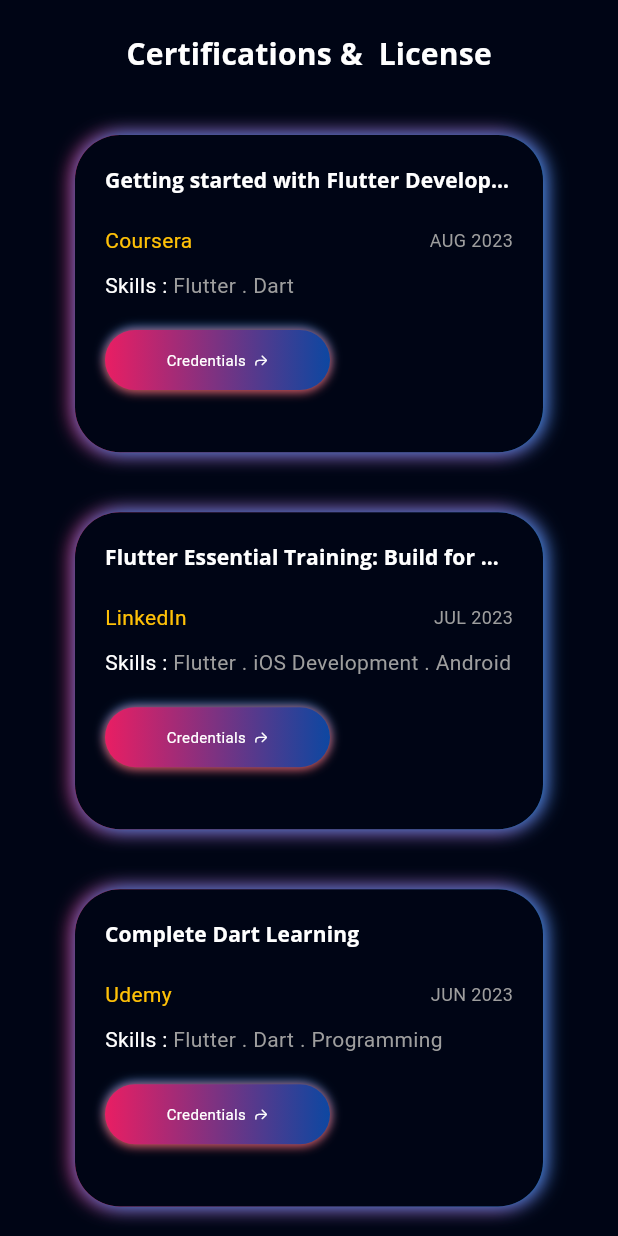
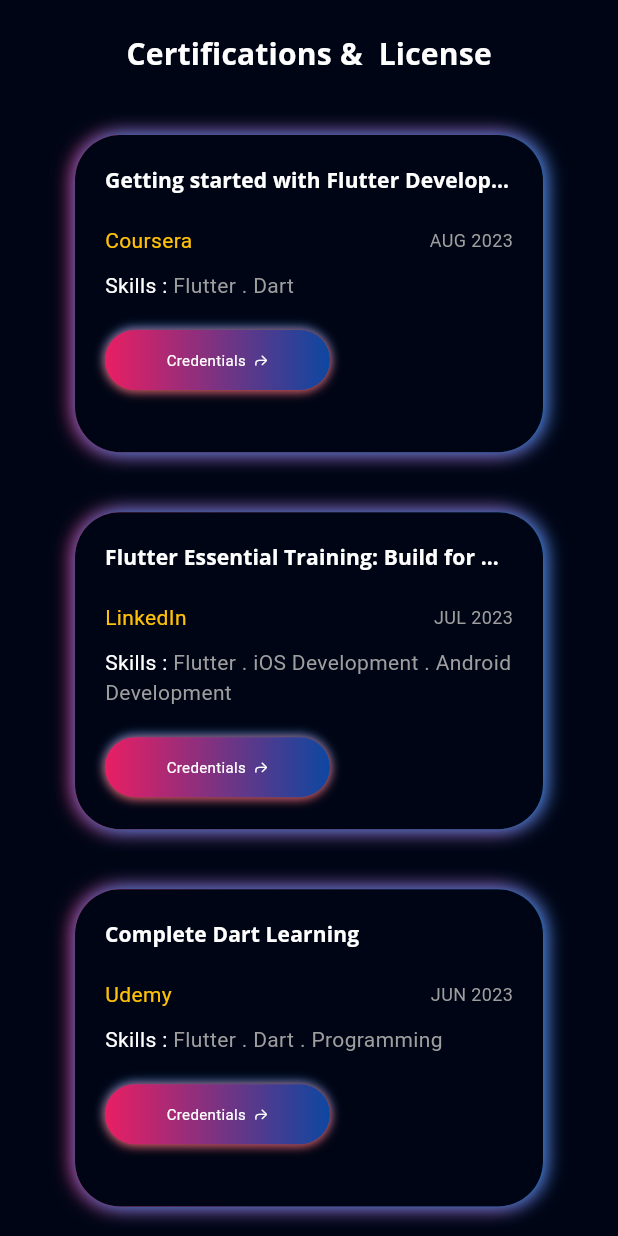
Before and after one commit to priteshparmar75/Pritesh-Portfolio, a Flutter app: the Certifications screen opened directly, on a phone screen of 412 x 824 dp. Run offline on Flutter 3.47's test engine with Material 3 defaults, Android fonts, the phone set to English and light mode, and no system bars; our stand-ins replace flutter_svg, font_awesome_flutter, get, google_fonts, photo_view.

Commit message:
Minor Design Changes

```diff
--- a/lib/view/certifications/certifications.dart
+++ b/lib/view/certifications/certifications.dart
@@ -3,6 +3,7 @@
 import 'package:pritesh_portfolio/view%20model/getx_controllers/certification_controller.dart';
 import 'package:pritesh_portfolio/view/projects/components/title_text.dart';
 import 'package:get/get.dart';
+import '../../model/certificate_model.dart';
 import '../../res/constants.dart';
 import '../../view model/responsive.dart';
 import 'components/certification_grid.dart';
@@ -25,11 +26,11 @@
           ),
           Expanded(
               child: Responsive(
-                  desktop: CertificateGrid(crossAxisCount: 3,ratio: 1.5,),
-                  extraLargeScreen: CertificateGrid(crossAxisCount: 4,ratio: 1.6),
-                  largeMobile: CertificateGrid(crossAxisCount: 1,ratio: 1.8),
-                  mobile: CertificateGrid(crossAxisCount: 1,ratio: 1.4),
-                  tablet: CertificateGrid(ratio: 1.7,crossAxisCount: 2,)))
+                  desktop: CertificateGrid(crossAxisCount: 3,ratio: 1.5,certificate: certificateList,),
+                  extraLargeScreen: CertificateGrid(crossAxisCount: 4,ratio: 1.6,certificate: certificateList,),
+                  largeMobile: CertificateGrid(crossAxisCount: 1,ratio: 1.8,certificate: certificateList,),
+                  mobile: CertificateGrid(crossAxisCount: 1,ratio: 1.4,certificate: certificateList,),
+                  tablet: CertificateGrid(ratio: 1.7,crossAxisCount: 2,certificate: certificateList,)))
         ],
       ),
     );
--- a/lib/view/certifications/components/certificates_details.dart
+++ b/lib/view/certifications/components/certificates_details.dart
@@ -8,92 +8,121 @@
 
 class CertificateStack extends StatelessWidget {
   final controller = Get.put(CertificationController());
-  CertificateStack({super.key, required this.index});
+  final List<CertificateModel> certificate;
+
+  CertificateStack({super.key, required this.index, required this.certificate});
+
   final int index;
+
   @override
   Widget build(BuildContext context) {
     return InkWell(
       onHover: (value) {
         controller.onHover(index, value);
       },
-      onTap: () {
-      },
+      onTap: () {},
       borderRadius: BorderRadius.circular(30),
       child: AnimatedContainer(
           padding: const EdgeInsets.all(defaultPadding),
           height: double.infinity,
           width: double.infinity,
           decoration: BoxDecoration(
-              borderRadius: BorderRadius.circular(30),
-              color: bgColor),
+              borderRadius: BorderRadius.circular(30), color: bgColor),
           duration: const Duration(milliseconds: 500),
           child: SingleChildScrollView(
             child: Column(
               crossAxisAlignment: CrossAxisAlignment.start,
               children: [
                 Text(
-                  certificateList[index].name,
-                  style: Theme.of(context)
-                      .textTheme
-                      .titleSmall!
-                      .copyWith(
-                      color: Colors.white,
-                      fontWeight: FontWeight.bold),
+                  certificate[index].name,
+                  style: Theme.of(context).textTheme.titleSmall!.copyWith(
+                      color: Colors.white, fontWeight: FontWeight.bold),
                   maxLines: 1,
                   overflow: TextOverflow.ellipsis,
                 ),
-                const SizedBox(height: defaultPadding,),
+                const SizedBox(
+                  height: defaultPadding,
+                ),
                 Row(
                   mainAxisAlignment: MainAxisAlignment.spaceBetween,
                   children: [
-                    Text(certificateList[index].organization,style: const TextStyle(color: Colors.amber),),
-                    Text(certificateList[index].date,style: const TextStyle(color: Colors.grey,fontSize: 12),),
+                    Text(
+                      certificate[index].organization,
+                      style: const TextStyle(color: Colors.amber),
+                    ),
+                    Text(
+                      certificate[index].date,
+                      style: const TextStyle(color: Colors.grey, fontSize: 12),
+                    ),
                   ],
                 ),
-                const SizedBox(height: defaultPadding/2,),
+                const SizedBox(
+                  height: defaultPadding / 2,
+                ),
                 Text.rich(
-                  maxLines: 1,
                   TextSpan(
-                      text: 'Skills : ',style: const TextStyle(color: Colors.white,),
+                      text: certificate[index].organization.contains("Android") ? "" :'Skills : ',
+                      style: const TextStyle(
+                        color: Colors.white,
+                      ),
                       children: [
                         TextSpan(
-                          text: certificateList[index].skills,style: const TextStyle(color: Colors.grey,overflow: TextOverflow.ellipsis),)
-                      ]
-                  ),),
-                const SizedBox(height: defaultPadding,),
-                InkWell(
+                          text: certificate[index].skills,
+                          style: const TextStyle(
+                              color: Colors.grey,
+                              overflow: TextOverflow.ellipsis
+                          ),
+                        )
+                      ]),
+                ),
+                const SizedBox(
+                  height: defaultPadding,
+                ),
+                certificate[index].credential.isEmpty
+                    ? const SizedBox()
+                    : InkWell(
                         onTap: () {
-                    launchUrl(Uri.parse(certificateList[index].credential));
+                          launchUrl(Uri.parse(certificate[index].credential));
                         },
                         child: Container(
                           height: 40,
                           width: 150,
                           decoration: BoxDecoration(
                               borderRadius: BorderRadius.circular(30),
-                        gradient: LinearGradient(
-                            colors: [
+                              gradient: LinearGradient(colors: [
                                 Colors.pink,
                                 Colors.blue.shade900,
-                            ]
-                        ),
-                        boxShadow:const [
-                          BoxShadow(color: Colors.blue,offset: Offset(0, -1),blurRadius: 5),
-                          BoxShadow(color: Colors.red,offset: Offset(0, 1),blurRadius: 5),
-                        ]
-                    ),
+                              ]),
+                              boxShadow: const [
+                                BoxShadow(
+                                    color: Colors.blue,
+                                    offset: Offset(0, -1),
+                                    blurRadius: 5),
+                                BoxShadow(
+                                    color: Colors.red,
+                                    offset: Offset(0, 1),
+                                    blurRadius: 5),
+                              ]),
                           child: const Row(
                             mainAxisAlignment: MainAxisAlignment.center,
                             children: [
-                        Text('Credentials',style: TextStyle(color: Colors.white,fontSize: 10),),
-                        SizedBox(width: 5,),
+                              Text(
+                                'Credentials',
+                                style: TextStyle(
+                                    color: Colors.white, fontSize: 10),
+                              ),
+                              SizedBox(
+                                width: 5,
+                              ),
                               Icon(
-                          CupertinoIcons.arrow_turn_up_right,color: Colors.white,size: 10,
+                                CupertinoIcons.arrow_turn_up_right,
+                                color: Colors.white,
+                                size: 10,
                               )
                             ],
                           ),
                         ),
                       ),
-
               ],
             ),
           )),
--- a/lib/view/certifications/components/certification_grid.dart
+++ b/lib/view/certifications/components/certification_grid.dart
@@ -7,13 +7,14 @@
 class CertificateGrid extends StatelessWidget {
   final int crossAxisCount;
   final double ratio;
-  CertificateGrid({super.key, this.crossAxisCount = 3,  this.ratio=1.3});
+  final List<CertificateModel> certificate;
+  CertificateGrid({super.key, this.crossAxisCount = 3,  this.ratio=1.3,required this.certificate});
   final controller = Get.put(CertificationController());
   @override
   Widget build(BuildContext context) {
     return GridView.builder(
       padding: const EdgeInsets.symmetric(horizontal: 30),
-      itemCount: certificateList.length,
+      itemCount: certificate.length,
       gridDelegate:  SliverGridDelegateWithFixedCrossAxisCount(
           crossAxisCount: crossAxisCount, childAspectRatio: ratio),
       itemBuilder: (context, index) {
@@ -38,7 +39,7 @@
                     offset: const Offset(2, 0),
                     blurRadius: controller.hovers[index] ? 20 : 10,),
                 ]),
-            child: CertificateStack(index: index)
+            child: CertificateStack(index: index,certificate: certificate,)
         ));
       },
     );
--- a/lib/view/main/components/drawer/contact_icons.dart
+++ b/lib/view/main/components/drawer/contact_icons.dart
@@ -15,7 +15,7 @@
         children: [
           const Spacer(),
           IconButton(onPressed: () {launchUrl(Uri.parse('https://www.linkedin.com/in/pritesh-parmar-3136a2148/'));}, icon: SvgPicture.asset('assets/icons/linkedin.svg')),
-          IconButton(onPressed: () {launchUrl(Uri.parse('https://www.linkedin.com/in/pritesh-parmar-3136a2148/'));}, icon: SvgPicture.asset('assets/icons/stackoverflow.svg',height: 23,width: 23,)),
+          IconButton(onPressed: () {launchUrl(Uri.parse('https://stackoverflow.com/users/13446568/pritesh-parmar'));}, icon: SvgPicture.asset('assets/icons/stackoverflow.svg',height: 23,width: 23,)),
           IconButton(onPressed: () {launchUrl(Uri.parse('https://github.com/priteshparmar75'));}, icon: SvgPicture.asset('assets/icons/github.svg')),
           const Spacer(),
         ],
--- a/lib/view/main/main_view.dart
+++ b/lib/view/main/main_view.dart
@@ -19,6 +19,7 @@
                 height: 80,
                 child: TopNavigationBar(),
             ),
+
             if(Responsive.isLargeMobile(context))  const Row(children: [Spacer(),NavigationButtonList(),Spacer()],),
             Expanded(
                 flex: 9,
--- a/lib/view/projects/project_view.dart
+++ b/lib/view/projects/project_view.dart
@@ -26,8 +26,10 @@
                   desktop: ProjectGrid(crossAxisCount: 3,),
                   extraLargeScreen: ProjectGrid(crossAxisCount: 4,),
                   largeMobile: ProjectGrid(crossAxisCount: 1,ratio: 1.8),
-                  mobile: ProjectGrid(crossAxisCount: 1,ratio: 1.5),
-                  tablet: ProjectGrid(ratio: 1.4,crossAxisCount: 2,)))
+                  mobile: ProjectGrid(crossAxisCount: 1,ratio: 1.3),
+                  tablet: ProjectGrid(ratio: 1.4,crossAxisCount: 2,),
+              ),
+          ),
         ],
       ),
     );
```
Also changed, not shown: lib/model/certificate_model.dart (+37 -8 lines), lib/view/about_us/aboutus.dart (added, +93 -0 lines), lib/view/achievement/achievement.dart (added, +41 -0 lines), lib/view/home/home.dart (+6 -2 lines), lib/view/main/components/navigation_button_list.dart (+4 -4 lines), lib/view/projects/components/project_deatail.dart (+4 -4 lines), lib/view/projects/components/project_link.dart (+81 -11 lines), assets/icons/github.svg, assets/icons/play.svg (added). Lines whose indentation alone changed are shown as unchanged.
